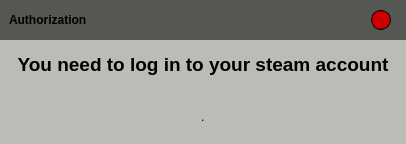
Above: ui/ui_forms/wait_auth.ui from vitaliishchudlo/SteamNameChanger before the change. Below: the same form after it.
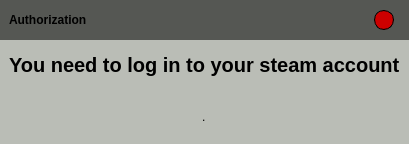
That is the form after the change. Icons and pictures are not drawn.

The edit to the form file:
```diff
--- a/ui/ui_forms/wait_auth.ui
+++ b/ui/ui_forms/wait_auth.ui
@@ -202,10 +202,16 @@
           <enum>QFrame::Raised</enum>
          </property>
          <layout class="QGridLayout" name="gridLayout_2">
-          <item row="0" column="0">
+          <item row="0" column="0" alignment="Qt::AlignHCenter">
            <widget class="QLabel" name="label_title">
+            <property name="styleSheet">
+             <string notr="true">font: bold;
+font-size: 20px;
+height: 48px;
+width: 120px;</string>
+            </property>
             <property name="text">
-             <string>&lt;html&gt;&lt;head/&gt;&lt;body&gt;&lt;p align=&quot;center&quot;&gt;&lt;span style=&quot; font-size:14pt; font-weight:600;&quot;&gt;You need to log in to your steam account&lt;/span&gt;&lt;/p&gt;&lt;/body&gt;&lt;/html&gt;</string>
+             <string>You need to log in to your steam account</string>
             </property>
            </widget>
           </item>
```
Left out of the diff: 6 changed lines with no effect on the pictures.
